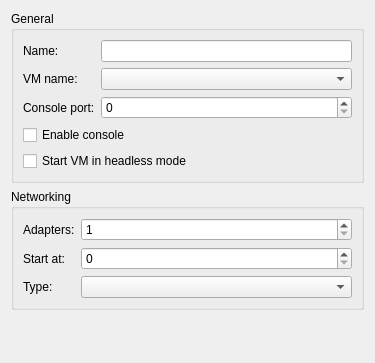
GNS3/gns3-gui, file gns3/modules/virtualbox/ui/virtualbox_vm_configuration_page.ui: the form before one commit.
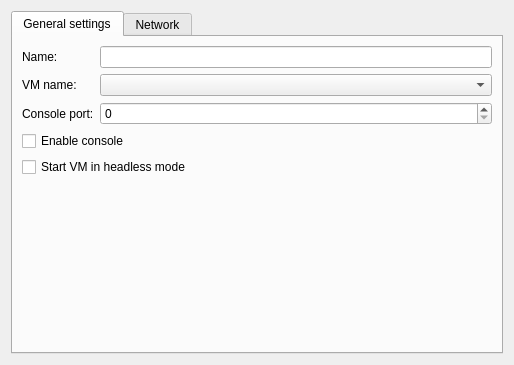
The form after the commit.

```diff
--- a/gns3/modules/virtualbox/ui/virtualbox_vm_configuration_page.ui
+++ b/gns3/modules/virtualbox/ui/virtualbox_vm_configuration_page.ui
@@ -6,8 +6,8 @@
    <rect>
     <x>0</x>
     <y>0</y>
-    <width>375</width>
-    <height>363</height>
+    <width>514</width>
+    <height>365</height>
    </rect>
   </property>
   <property name="windowTitle">
@@ -15,13 +15,14 @@
   </property>
   <layout class="QVBoxLayout" name="verticalLayout">
    <item>
-    <widget class="QGroupBox" name="uiGeneralgroupBox">
-     <property name="styleSheet">
-      <string notr="true"/>
+    <widget class="QTabWidget" name="uiTabWidget">
+     <property name="currentIndex">
+      <number>0</number>
      </property>
-     <property name="title">
-      <string>General</string>
-     </property>
+     <widget class="QWidget" name="tab">
+      <attribute name="title">
+       <string>General settings</string>
+      </attribute>
      <layout class="QGridLayout" name="gridLayout">
       <item row="0" column="0">
        <widget class="QLabel" name="uiNameLabel">
@@ -81,15 +82,26 @@
         </property>
        </widget>
       </item>
-     </layout>
-    </widget>
-   </item>
-   <item>
-    <widget class="QGroupBox" name="groupBox">
-     <property name="title">
-      <string>Networking</string>
-     </property>
-     <layout class="QGridLayout" name="gridLayout_2">
+       <item row="5" column="1">
+        <spacer name="verticalSpacer">
+         <property name="orientation">
+          <enum>Qt::Vertical</enum>
+         </property>
+         <property name="sizeHint" stdset="0">
+          <size>
+           <width>20</width>
+           <height>138</height>
+          </size>
+         </property>
+        </spacer>
+       </item>
+      </layout>
+     </widget>
+     <widget class="QWidget" name="tab_2">
+      <attribute name="title">
+       <string>Network</string>
+      </attribute>
+      <layout class="QGridLayout" name="gridLayout_3">
       <item row="0" column="0">
        <widget class="QLabel" name="uiAdaptersLabel">
         <property name="text">
@@ -144,21 +156,22 @@
         </property>
        </widget>
       </item>
-     </layout>
-    </widget>
-   </item>
-   <item>
+       <item row="3" column="0" colspan="2">
     <spacer name="spacer">
      <property name="orientation">
       <enum>Qt::Vertical</enum>
      </property>
      <property name="sizeHint" stdset="0">
       <size>
-       <width>263</width>
-       <height>212</height>
+           <width>248</width>
+           <height>178</height>
       </size>
      </property>
     </spacer>
+       </item>
+      </layout>
+     </widget>
+    </widget>
    </item>
   </layout>
  </widget>
```
Lines whose indentation alone changed are shown as unchanged.
